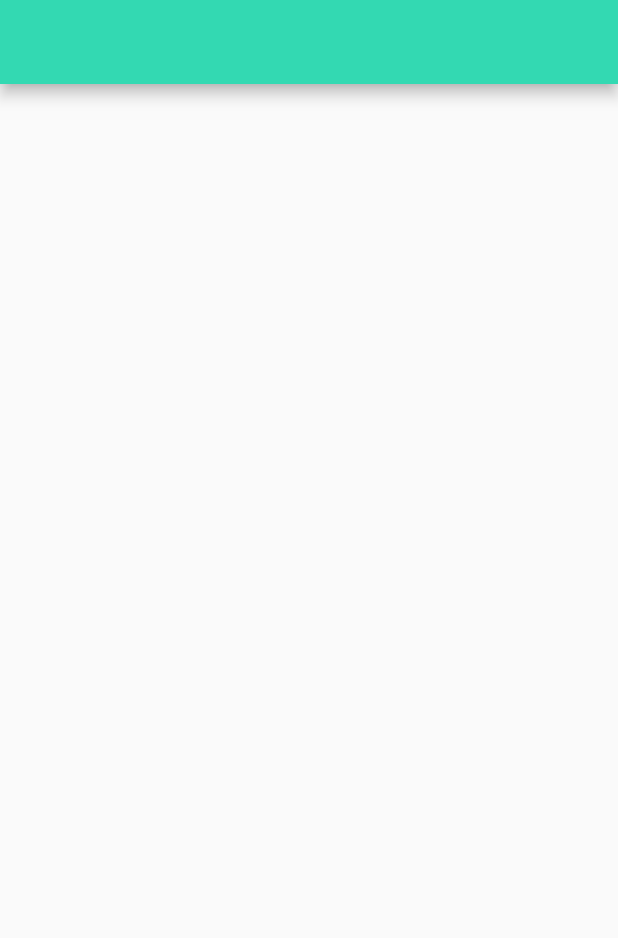
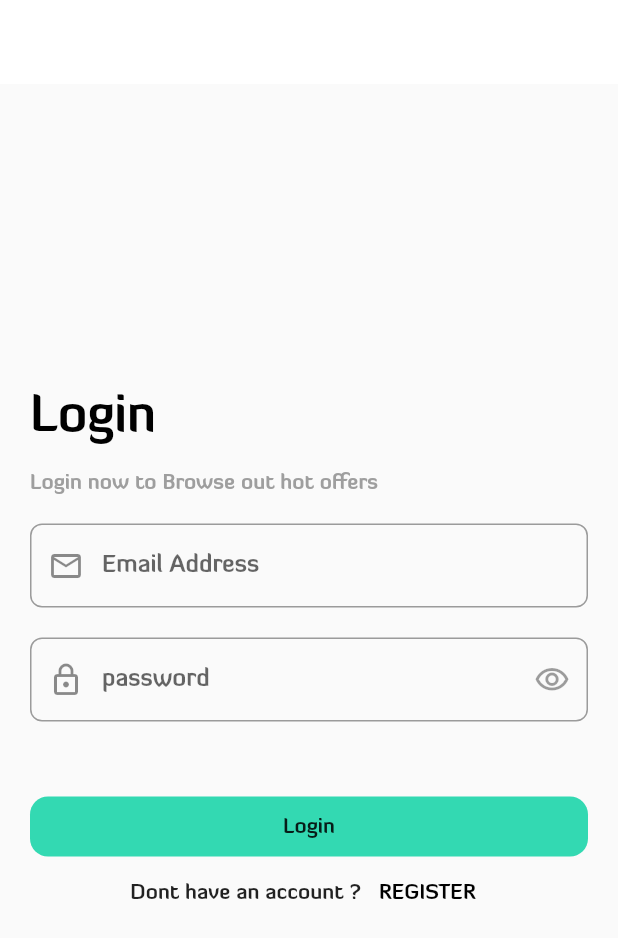
Before and after one commit to hesham060/ShoppingApp, a Flutter app: the LoginScreen screen opened directly, on a phone screen of 412 x 824 dp. Shown: the top 938 px of the screen. Run offline on Flutter 3.47's test engine with Material 2 defaults, Android fonts, the phone set to English and light mode, and no system bars; our stand-ins replace bloc, flutter_bloc, hexcolor, smooth_page_indicator.

Commit message:
finish UI

```diff
--- /dev/null
+++ b/shoppingapp/lib/modules/login/login_Screen.dart
@@ -0,0 +1,96 @@
+
+import 'package:flutter/material.dart';
+import 'package:shoppingapp/shared/components/component.dart';
+import 'package:shoppingapp/shared/components/constants.dart';
+
+import '../register/register_Screen.dart';
+
+
+class LoginScreen extends StatelessWidget {
+  LoginScreen({Key? key}) : super(key: key);
+  var emailController = TextEditingController();
+  var passwordController = TextEditingController();
+
+  @override
+  Widget build(BuildContext context) {
+    return Scaffold(
+      appBar: AppBar(),
+      body: Center(
+        child: SingleChildScrollView(
+          child: Padding(
+            padding: const EdgeInsets.all(20.0),
+            child: Column(crossAxisAlignment: CrossAxisAlignment.start, children: [
+              Text(
+                'Login',
+                style: Theme.of(context).textTheme.headline4?.copyWith(color: Colors.black),
+              ),
+              SizedBox(
+                height: 20,
+              ),
+              Text(
+                'Login now to Browse out hot offers',
+                style: Theme.of(context)
+                    .textTheme
+                    .bodyText1
+                    ?.copyWith(color: Colors.grey),
+              ),
+              SizedBox(
+                height: 20,
+              ),
+              defaultTextFormField(
+                type: TextInputType.emailAddress,
+                controller: emailController,
+                iconData: Icons.email_outlined,
+                labelText: 'Email Address',
+                validate: (value) {
+                  if (value!.isEmpty) {
+                    return 'Please Enter Your Email Address';
+                  }
+                },
+              ),
+              SizedBox(
+                height: 20,
+              ),
+              defaultTextFormField(
+                suffixIcon: Icons.visibility_outlined,
+                type: TextInputType.visiblePassword,
+                controller: passwordController,
+                iconData: Icons.lock_outlined,
+                labelText: 'password ',
+                validate: (value) {
+                  if (value!.isEmpty) {
+                    return 'Please Enter Your Email Password';
+                  }
+                },
+              ),
+              SizedBox(
+                height: 50,
+              ),
+              defaultButtom(
+                color: color,
+                height: 40,
+                ontap: () {
+                  print('Login page is navigated');
+                },
+                radius: 12,
+                text: Text('Login'),
+              ),
+              Row(
+                mainAxisAlignment: MainAxisAlignment.center,
+                children: [
+                  Text('Dont\ have an account ? '),
+                  defaultText(
+                    Function: () {
+                      navigateAndFinish(context, ResgisterScreen());
+                    },
+                    text: 'Register',
+                  ),
+                ],
+              ),
+            ]),
+          ),
+        ),
+      ),
+    );
+  }
+}
--- a/shoppingapp/lib/modules/login_page/login.dart
+++ /dev/null
@@ -1,18 +0,0 @@
-import 'package:flutter/cupertino.dart';
-import 'package:flutter/material.dart';
-import 'package:flutter/src/foundation/key.dart';
-import 'package:flutter/src/widgets/framework.dart';
-
-class LoginScreen extends StatelessWidget {
-  const LoginScreen({Key? key}) : super(key: key);
-
-  @override
-  Widget build(BuildContext context) {
-    return Scaffold(
-
-      appBar: AppBar(),
-
-    );
-
-  }
-}
--- a/shoppingapp/lib/modules/on_boarding/on_boarding.dart
+++ b/shoppingapp/lib/modules/on_boarding/on_boarding.dart
@@ -1,7 +1,7 @@
 import 'package:flutter/material.dart';
-import 'package:shoppingapp/modules/login_page/login.dart';
 import 'package:shoppingapp/shared/components/component.dart';
 import 'package:smooth_page_indicator/smooth_page_indicator.dart';
+import '../login/login_Screen.dart';
 
 class boardingModel {
   final String? image;
@@ -31,12 +31,9 @@ class _OnBoardingScreenState extends State<OnBoardingScreen> {
     return Scaffold(
         appBar: AppBar(
           actions: [
-            TextButton(
-              onPressed: () {
-                  navigateAndFinish(context, LoginScreen());
-              },
-              child: Text('Skip',style: TextStyle(color: Colors.white)),
-            )
+            defaultText(Function: (){
+               navigateAndFinish(context, LoginScreen());
+            }, text: 'Skip'),
           ],
         ),
         body: Padding(
@@ -108,8 +105,11 @@ class _OnBoardingScreenState extends State<OnBoardingScreen> {
         crossAxisAlignment: CrossAxisAlignment.start,
         children: [
           Expanded(
-            child: Container(
-              child: Image.asset('lib/assets/pics/onboard-1.jpg'),
+            child: Padding(
+              padding: EdgeInsets.all(20),
+              child: Container(
+                child: Image.asset('lib/assets/pics/onboard-1.jpg'),
+              ),
             ),
           ),
           Text(
--- /dev/null
+++ b/shoppingapp/lib/modules/register/register_Screen.dart
@@ -0,0 +1,17 @@
+
+import 'package:flutter/material.dart';
+
+class ResgisterScreen extends StatelessWidget {
+  const ResgisterScreen({Key? key}) : super(key: key);
+
+  @override
+  Widget build(BuildContext context) {
+    return Scaffold(
+      appBar: AppBar(),
+      body: Container(
+        color: Colors.deepOrange,
+      ),
+    );
+
+  }
+}
--- a/shoppingapp/lib/shared/components/component.dart
+++ b/shoppingapp/lib/shared/components/component.dart
@@ -1,7 +1,65 @@
 import 'package:flutter/material.dart';
 
-void navigateAndFinish(context, widget) =>
- Navigator.pushAndRemoveUntil(
-    context, MaterialPageRoute(
-      builder: (context) => widget,),
-      (Route<dynamic>route)=>false); // the line for remove previous page
+void navigateAndFinish(context, widget) => Navigator.pushAndRemoveUntil(
+    context,
+    MaterialPageRoute(
+      builder: (context) => widget,
+    ),
+    (Route<dynamic> route) => false); // the line for remove previous page
+
+Widget defaultTextFormField(
+        {String? Function(String?)? validate,
+        required TextEditingController controller,
+        void Function(void)? onSubmit,
+        void Function(void)? onChanged,
+        required IconData? iconData,
+        required String labelText,
+        IconData? suffixIcon,
+        VoidCallback? suffixPressed,
+        VoidCallback? ontap,
+        TextInputType? type,
+        bool isClicable = true}) =>
+    TextFormField(
+      onTap: ontap,
+      validator: validate,
+      controller: controller,
+      onFieldSubmitted: onSubmit,
+      onChanged: onChanged,
+      keyboardType: type,
+      decoration: InputDecoration(
+        prefixIcon: Icon(iconData),
+        suffixIcon: suffixIcon != null
+            ? IconButton(
+                icon: Icon(suffixIcon),
+                onPressed: suffixPressed,
+              )
+            : null,
+        labelText: labelText,
+        border: OutlineInputBorder(
+          borderRadius: BorderRadius.circular(8),
+        ),
+        enabled: isClicable,
+      ),
+    );
+Widget defaultButtom({
+
+  @required Text? text,
+ @ required Color ?color,
+  required double radius,
+  @required double? height,
+  required VoidCallback ontap,
+}) =>
+    GestureDetector(
+      onTap: ontap,
+      child: Container(
+        height: height,
+        width: double.infinity,
+        decoration: BoxDecoration(color: color,borderRadius: BorderRadius.circular(radius)),
+        child: Center(child: text),
+      ),
+    );
+    Widget defaultText({
+      @required VoidCallback? Function,
+       required String text})=>
+       TextButton(onPressed: Function,
+        child: Text(text.toUpperCase(),style: TextStyle(color: Colors.black),));
--- a/shoppingapp/lib/shared/styles/themes/themes.dart
+++ b/shoppingapp/lib/shared/styles/themes/themes.dart
@@ -23,15 +23,18 @@ ThemeData darkTheme = ThemeData(
 ThemeData lightTheme = ThemeData(
   appBarTheme: AppBarTheme(
     systemOverlayStyle: SystemUiOverlayStyle(
-        statusBarColor:HexColor('#33d9b2'),
-        statusBarIconBrightness: Brightness.light),
-    backgroundColor: color,
+        statusBarColor:Colors.white,
+        statusBarIconBrightness: Brightness.dark),
+    backgroundColor: Colors.white,
+    elevation: 0
   ),
   bottomNavigationBarTheme: BottomNavigationBarThemeData(
     selectedItemColor: HexColor('#33d9b2'),
     elevation: 20,
+
   ),
   fontFamily: 'jannah',
   floatingActionButtonTheme:
       FloatingActionButtonThemeData(backgroundColor: HexColor('#33d9b2')),
+
 );
```
